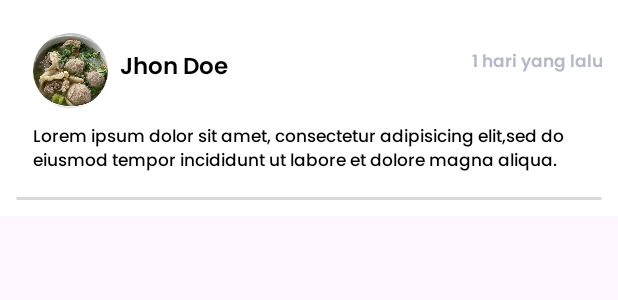
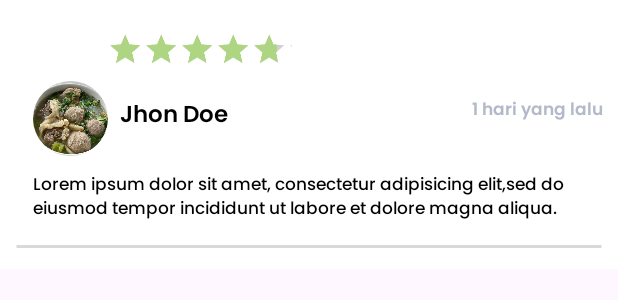
Before and after one commit to kulinerkita/Mobile-App, an Android app: the layout item_feedback.xml on its own in the app's theme, with its tools: preview values and no code run, on a phone screen of 412 x 824 dp. Shown: the top 300 px of the screen. Run offline under Robolectric (Android 15) with nearby library versions, the phone set to English and light mode, and no system bars.

Commit message:
Rating bar feedback 50%

```diff
--- a/app/src/main/res/layout/item_feedback.xml
+++ b/app/src/main/res/layout/item_feedback.xml
@@ -3,10 +3,26 @@
     xmlns:app="http://schemas.android.com/apk/res-auto"
     xmlns:tools="http://schemas.android.com/tools"
     android:layout_width="match_parent"
-    android:layout_height="144dp"
+    android:layout_height="wrap_content"
     android:layout_marginBottom="2dp"
     android:padding="10dp"
     android:background="@color/white">
+
+    <!-- Rating Bar -->
+    <RatingBar
+        android:id="@+id/ratingBar"
+        android:layout_width="246dp"
+        android:layout_height="44dp"
+        android:scaleX="0.5"
+        android:scaleY="0.5"
+        android:numStars="5"
+        android:rating="4.5"
+        android:stepSize="0.2"
+        android:secondaryProgressTint="@color/color_light_green2"
+        android:progressTint="@color/color_light_green"
+        tools:ignore="MissingConstraints"
+        tools:layout_editor_absoluteX="201dp"
+        tools:layout_editor_absoluteY="-8dp" />
 
     <!-- Gambar Profil -->
     <ImageView
@@ -14,14 +30,13 @@
         android:layout_width="50dp"
         android:layout_height="50dp"
         android:layout_marginStart="12dp"
-        android:layout_marginTop="12dp"
         android:background="@drawable/rounded_image_user"
         android:clipToOutline="true"
         android:contentDescription="@string/name_kuliner"
         android:scaleType="centerCrop"
         android:src="@drawable/food_1"
-        app:layout_constraintTop_toTopOf="parent"
         app:layout_constraintStart_toStartOf="parent"
+        app:layout_constraintTop_toBottomOf="@id/ratingBar"
         tools:ignore="UnusedAttribute" />
 
     <!-- Nama User -->
@@ -74,6 +89,6 @@
         android:layout_marginBottom="10dp"
         app:layout_constraintTop_toBottomOf="@id/Tv_deskripsiFeedback"
         app:layout_constraintStart_toStartOf="@id/Tv_deskripsiFeedback"
-        app:layout_constraintEnd_toEndOf="parent"/>
+        app:layout_constraintEnd_toEndOf="parent" />
 
 </androidx.constraintlayout.widget.ConstraintLayout>
--- a/app/src/main/res/values/themes.xml
+++ b/app/src/main/res/values/themes.xml
@@ -7,4 +7,6 @@
     </style>
 
     <style name="Theme.KulinerKita" parent="Base.Theme.KulinerKita" />
+
+
 </resources>
```
Also changed, not shown: app/src/main/java/com/capstone/kulinerkita/ui/favorite/FavoriteAdapter.kt (+5 -16 lines), app/src/main/java/com/capstone/kulinerkita/ui/favorite/FavoriteFragment.kt (+32 -29 lines).
